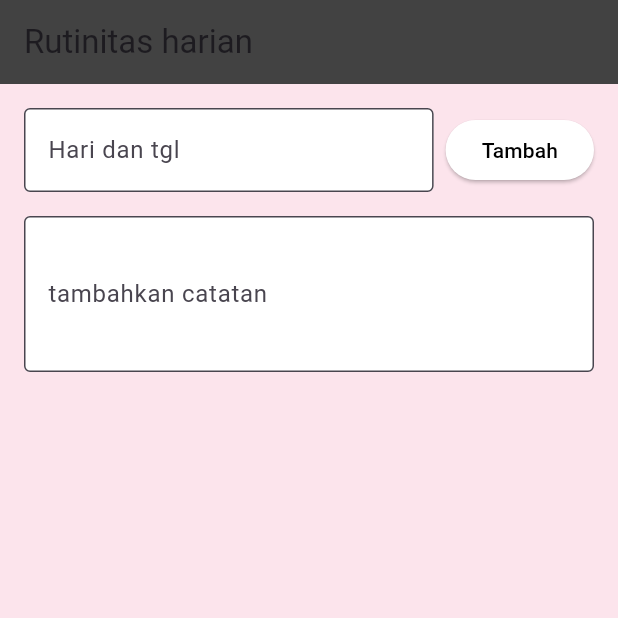
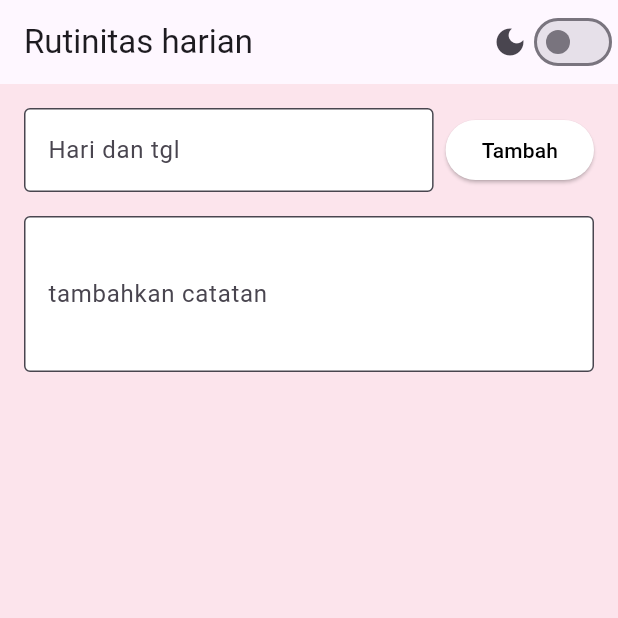
Before and after one commit to Finagit/fina-layali-todolist, a Flutter app: the screen it shows after launch, on a phone screen of 412 x 824 dp, the top half of it. Run offline on Flutter 3.47's test engine with Material 3 defaults, Android fonts, the phone set to English and light mode, and no system bars.

Commit message:
mengubah code

```diff
--- a/lib/main.dart
+++ b/lib/main.dart
@@ -1,4 +1,5 @@
 import 'package:flutter/material.dart';
+final ValueNotifier<ThemeMode> _themeModeNotifier = ValueNotifier(ThemeMode.light);
 
 void main() {
   runApp(const TodoListApp());
@@ -9,17 +10,28 @@ class TodoListApp extends StatelessWidget {
 
   @override
   Widget build(BuildContext context) {
+    return ValueListenableBuilder<ThemeMode>(
+      valueListenable: _themeModeNotifier,
+      builder: (context, mode, _) {
         return MaterialApp(
           debugShowCheckedModeBanner: false,
           title: 'Todo List',
           theme: ThemeData(
-        primarySwatch: Colors.blueGrey, // Menggunakan warna abu
+            brightness: Brightness.light,
+            primarySwatch: Colors.blueGrey,
+            scaffoldBackgroundColor: Colors.pink.shade50,
           ),
+          darkTheme: ThemeData(
+            brightness: Brightness.dark,
+            primarySwatch: Colors.blueGrey,
+          ),
+          themeMode: mode,
           home: const TodoHomePage(),
+        );
+      },
     );
   }
 }
-
 class TodoHomePage extends StatefulWidget {
   const TodoHomePage({super.key});
 
@@ -52,10 +64,26 @@ class _TodoHomePageState extends State<TodoHomePage> {
 
   @override
   Widget build(BuildContext context) {
+    final isDarkMode = Theme.of(context).brightness == Brightness.dark;
+
     return Scaffold(
       appBar: AppBar(
-        backgroundColor: Colors.grey[800], // Warna abu tua untuk AppBar
+
        title: const Text('Rutinitas harian'),
+        actions: [
+          Row(
+            children: [
+              const Icon(Icons.dark_mode),
+              Switch(
+                value: _themeModeNotifier.value == ThemeMode.dark,
+                onChanged: (val) {
+                  _themeModeNotifier.value =
+                      val ? ThemeMode.dark : ThemeMode.light;
+                },
+              ),
+            ],
+          ),
+        ],
       ),
       body: Container(
         color: Colors.pink.shade50, // Background abu muda
```
Lines whose indentation alone changed are shown as unchanged.
